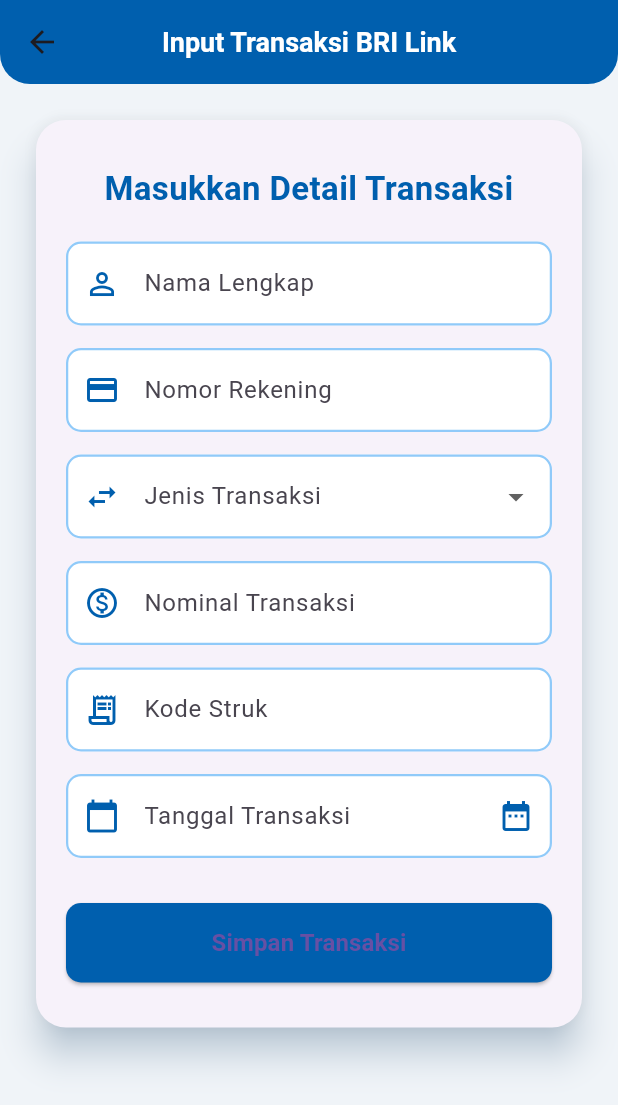
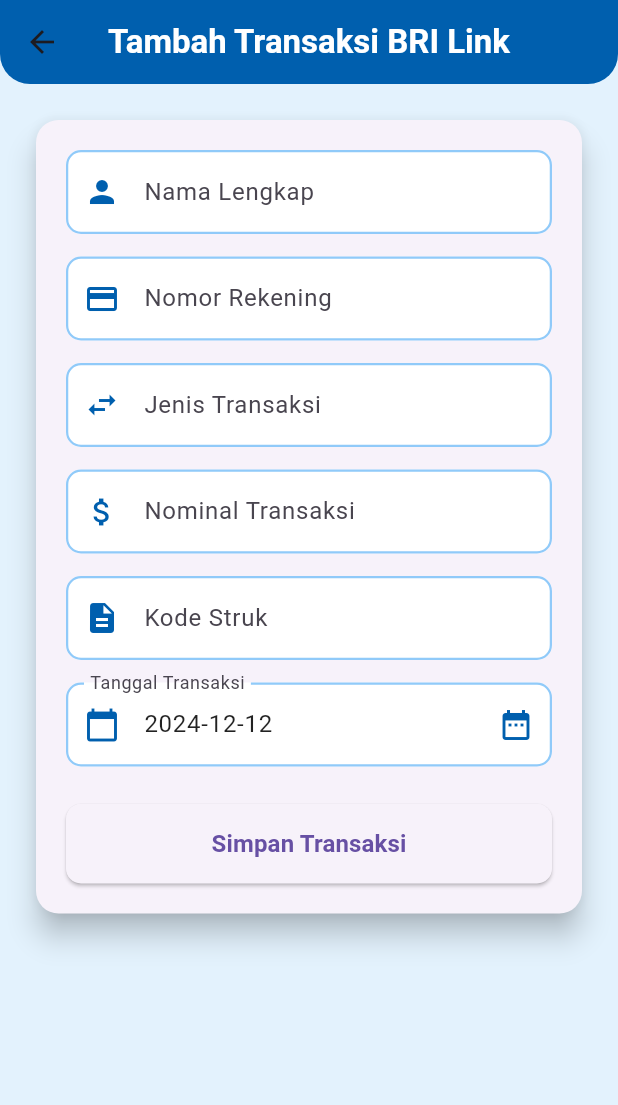
Before and after one commit to restuwijaya27/Proyek-Perangkat-lunak_AdmBriLink, a Flutter app: the TransaksiAddView screen opened directly, on a phone screen of 412 x 824 dp. Shown: the top 1105 px of the screen. Run offline on Flutter 3.47's test engine with Material 3 defaults, Android fonts, the phone set to English and light mode, and no system bars; our stand-ins replace cloud_firestore, firebase_auth, firebase_core, get; accounts and stored records are empty.

Commit message:
update add view fix

```diff
--- a/lib/app/modules/transaksi/views/transaksi_add_view.dart
+++ b/lib/app/modules/transaksi/views/transaksi_add_view.dart
@@ -8,35 +8,46 @@ class TransaksiAddView extends GetView<TransaksiController> {
 
   @override
   Widget build(BuildContext context) {
+    WidgetsBinding.instance.addPostFrameCallback((_) {
+      controller.cTanggal.text = DateFormat('yyyy-MM-dd').format(DateTime.now());
+    });
+
     return Scaffold(
-      backgroundColor: Color(0xFFF0F4F8), // Soft background color
-      appBar: _buildCustomAppBar(),
-      body: GestureDetector(
-        onTap: () => FocusScope.of(context).unfocus(), // Dismiss keyboard on tap outside
-        child: SingleChildScrollView(
-          physics: ClampingScrollPhysics(),
+      backgroundColor: Colors.blue[50],
+      appBar: AppBar(
+        title: Text(
+          'Tambah Transaksi BRI Link',
+          style: TextStyle(
+            color: Colors.white,
+            fontWeight: FontWeight.bold
+          ),
+        ),
+        backgroundColor: Color(0xFF005FAE), // BRI Blue
+        centerTitle: true,
+        elevation: 0,
+        shape: RoundedRectangleBorder(
+          borderRadius: BorderRadius.vertical(
+            bottom: Radius.circular(20)
+          )
+        ),
+      ),
+      body: SingleChildScrollView(
         child: Padding(
           padding: EdgeInsets.all(20),
           child: Card(
-              elevation: 10,
-              shadowColor: Colors.blue.shade100,
+            elevation: 8,
             shape: RoundedRectangleBorder(
-                borderRadius: BorderRadius.circular(20)
+              borderRadius: BorderRadius.circular(15)
             ),
             child: Padding(
-                padding: EdgeInsets.symmetric(horizontal: 20, vertical: 30),
-                child: Form(
-                  key: controller.formKey,
+              padding: EdgeInsets.all(20),
               child: Column(
                 crossAxisAlignment: CrossAxisAlignment.stretch,
                 children: [
-                      _buildHeaderText(),
-                      SizedBox(height: 20),
                   _buildTextField(
                     controller: controller.cNama,
                     label: "Nama Lengkap",
-                        icon: Icons.person_outline,
-                        validator: (value) => value!.isEmpty ? 'Nama harus diisi' : null,
+                    icon: Icons.person,
                   ),
                   SizedBox(height: 15),
                   _buildTextField(
@@ -44,32 +55,54 @@ class TransaksiAddView extends GetView<TransaksiController> {
                     label: "Nomor Rekening",
                     icon: Icons.credit_card,
                     keyboardType: TextInputType.number,
-                        validator: (value) => value!.length < 10 ? 'Nomor rekening tidak valid' : null,
                   ),
                   SizedBox(height: 15),
-                      _buildTransactionTypeDropdown(),
+                  _buildTextField(
+                    controller: controller.cJenis_transaksi,
+                    label: "Jenis Transaksi",
+                    icon: Icons.swap_horiz,
+                  ),
                   SizedBox(height: 15),
                   _buildTextField(
                     controller: controller.cNominal,
                     label: "Nominal Transaksi",
-                        icon: Icons.monetization_on_outlined,
+                    icon: Icons.attach_money,
                     keyboardType: TextInputType.number,
-                        validator: (value) => double.tryParse(value!) == null ? 'Nominal tidak valid' : null,
                   ),
                   SizedBox(height: 15),
                   _buildTextField(
                     controller: controller.cKode_struk,
                     label: "Kode Struk",
-                        icon: Icons.receipt_long_outlined,
+                    icon: Icons.description,
                     keyboardType: TextInputType.number,
                   ),
                   SizedBox(height: 15),
                   _buildDateField(context),
-                      SizedBox(height: 30),
-                      _buildSubmitButton(context)
-                    ],
+                  SizedBox(height: 25),
+                  ElevatedButton(
+                    onPressed: () => controller.add(
+                      controller.cNama.text,
+                      controller.cNomer_rekening.text,
+                      controller.cJenis_transaksi.text,
+                      controller.cNominal.text,
+                      controller.cTanggal.text,
+                      controller.cKode_struk.text,
+                    ),
+                    style: ElevatedButton.styleFrom( // BRI Blue
+                      padding: EdgeInsets.symmetric(vertical: 15),
+                      shape: RoundedRectangleBorder(
+                        borderRadius: BorderRadius.circular(10)
+                      )
+                    ),
+                    child: Text(
+                      "Simpan Transaksi",
+                      style: TextStyle(
+                        fontSize: 16,
+                        fontWeight: FontWeight.bold
                       ),
                     ),
+                  )
+                ],
               ),
             ),
           ),
@@ -78,85 +111,16 @@ class TransaksiAddView extends GetView<TransaksiController> {
     );
   }
 
-  AppBar _buildCustomAppBar() {
-    return AppBar(
-      title: Text(
-        'Input Transaksi BRI Link',
-        style: TextStyle(
-          color: Colors.white,
-          fontWeight: FontWeight.bold,
-          fontSize: 18
-        ),
-      ),
-      backgroundColor: Color(0xFF005FAE),
-      centerTitle: true,
-      elevation: 0,
-      shape: RoundedRectangleBorder(
-        borderRadius: BorderRadius.vertical(
-          bottom: Radius.circular(20)
-        )
-      ),
-    );
-  }
-
-  Widget _buildHeaderText() {
-    return Text(
-      'Masukkan Detail Transaksi',
-      textAlign: TextAlign.center,
-      style: TextStyle(
-        fontSize: 22,
-        fontWeight: FontWeight.bold,
-        color: Color(0xFF005FAE)
-      ),
-    );
-  }
-
-  Widget _buildTransactionTypeDropdown() {
-    return DropdownButtonFormField<String>(
-      decoration: InputDecoration(
-        labelText: 'Jenis Transaksi',
-        prefixIcon: Icon(Icons.swap_horiz, color: Color(0xFF005FAE)),
-        filled: true,
-        fillColor: Colors.white,
-        enabledBorder: OutlineInputBorder(
-          borderRadius: BorderRadius.circular(10),
-          borderSide: BorderSide(color: Colors.blue[200]!, width: 1.5),
-        ),
-        focusedBorder: OutlineInputBorder(
-          borderRadius: BorderRadius.circular(10),
-          borderSide: BorderSide(color: Color(0xFF005FAE), width: 2),
-        ),
-      ),
-      items: [
-        'Transfer',
-        'Pembayaran',
-        'Setoran',
-        'Penarikan'
-      ].map((String value) {
-        return DropdownMenuItem<String>(
-          value: value,
-          child: Text(value),
-        );
-      }).toList(),
-      onChanged: (newValue) {
-        controller.cJenis_transaksi.text = newValue!;
-      },
-      validator: (value) => value == null ? 'Pilih jenis transaksi' : null,
-    );
-  }
-
   Widget _buildTextField({
     required TextEditingController controller,
     required String label,
     required IconData icon,
     TextInputType keyboardType = TextInputType.text,
-    String? Function(String?)? validator,
   }) {
-    return TextFormField(
+    return TextField(
       controller: controller,
       keyboardType: keyboardType,
       textInputAction: TextInputAction.next,
-      validator: validator,
       style: TextStyle(color: Colors.black87),
       decoration: InputDecoration(
         labelText: label,
@@ -171,23 +135,14 @@ class TransaksiAddView extends GetView<TransaksiController> {
           borderRadius: BorderRadius.circular(10),
           borderSide: BorderSide(color: Color(0xFF005FAE), width: 2),
         ),
-        errorBorder: OutlineInputBorder(
-          borderRadius: BorderRadius.circular(10),
-          borderSide: BorderSide(color: Colors.red, width: 2),
-        ),
-        focusedErrorBorder: OutlineInputBorder(
-          borderRadius: BorderRadius.circular(10),
-          borderSide: BorderSide(color: Colors.red, width: 2),
-        ),
       ),
     );
   }
 
   Widget _buildDateField(BuildContext context) {
-    return TextFormField(
+    return TextField(
       controller: controller.cTanggal,
       readOnly: true,
-      validator: (value) => value!.isEmpty ? 'Tanggal harus dipilih' : null,
       style: TextStyle(color: Colors.black87),
       decoration: InputDecoration(
         labelText: "Tanggal Transaksi",
@@ -210,37 +165,6 @@ class TransaksiAddView extends GetView<TransaksiController> {
     );
   }
 
-  Widget _buildSubmitButton(BuildContext context) {
-    return ElevatedButton(
-      onPressed: () {
-        if (controller.formKey.currentState!.validate()) {
-          controller.add(
-            controller.cNama.text,
-            controller.cNomer_rekening.text,
-            controller.cJenis_transaksi.text,
-            controller.cNominal.text,
-            controller.cTanggal.text,
-            controller.cKode_struk.text,
-          );
-        }
-      },
-      style: ElevatedButton.styleFrom(
-        backgroundColor: Color(0xFF005FAE),
-        padding: EdgeInsets.symmetric(vertical: 15),
-        shape: RoundedRectangleBorder(
-          borderRadius: BorderRadius.circular(10)
-        )
-      ),
-      child: Text(
-        "Simpan Transaksi",
-        style: TextStyle(
-          fontSize: 16,
-          fontWeight: FontWeight.bold
-        ),
-      ),
-    );
-  }
-
   Future<void> _selectDate(BuildContext context) async {
     final DateTime? picked = await showDatePicker(
       context: context,
@@ -251,9 +175,9 @@ class TransaksiAddView extends GetView<TransaksiController> {
         return Theme(
           data: ThemeData(
             colorScheme: ColorScheme.light(
-              primary: Color(0xFF005FAE),
-              onPrimary: Colors.white,
-              onSurface: Colors.black,
+              primary: Color(0xFF005FAE), // Header background color
+              onPrimary: Colors.white, // Header text color
+              onSurface: Colors.black, // Body text color
             ),
           ),
           child: child!,
```
Lines whose indentation alone changed are shown as unchanged.
